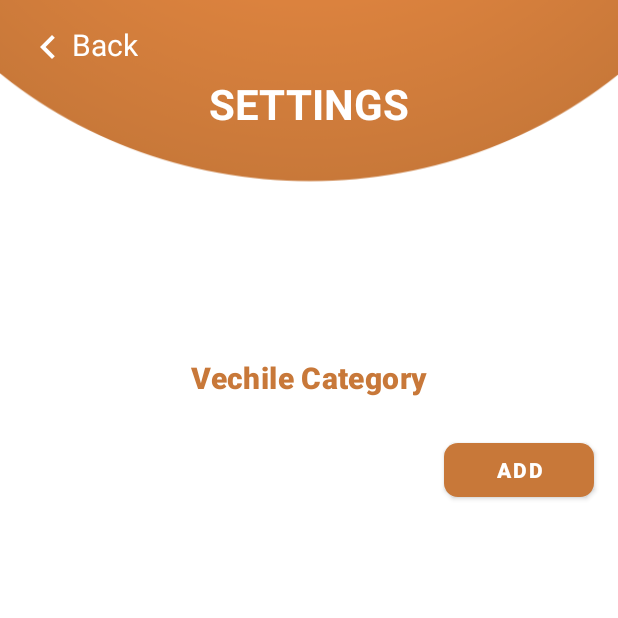
After one commit to ashar312/RapidLine, an Android app: the SettingRapidLineActivity screen opened directly, with no data from a screen before it, on a phone screen of 412 x 824 dp, the top half of it. The commit adds this screen. Run offline under Robolectric (Android 15) with nearby library versions, the phone set to English and light mode, and no system bars; our stand-ins replace Firebase (no records; nobody signed in at launch, a user with empty details on screens opened directly), data binding.

Commit message:
Finished work

```diff
--- /dev/null
+++ b/app/src/main/java/com/project/rapidline/Activities/Common/SettingRapidLineActivity.java
@@ -0,0 +1,120 @@
+package com.project.rapidline.Activities.Common;
+
+import androidx.appcompat.app.AppCompatActivity;
+import androidx.lifecycle.ViewModelProviders;
+import androidx.recyclerview.widget.DefaultItemAnimator;
+import androidx.recyclerview.widget.LinearLayoutManager;
+
+import android.app.AlertDialog;
+import android.os.Bundle;
+import android.text.TextUtils;
+import android.view.LayoutInflater;
+import android.view.View;
+import android.widget.ArrayAdapter;
+import android.widget.Button;
+import android.widget.EditText;
+import android.widget.TextView;
+import android.widget.Toast;
+
+import com.project.rapidline.Adapters.ListAdapter;
+import com.project.rapidline.Adapters.OnItemClickListener;
+import com.project.rapidline.R;
+import com.project.rapidline.databinding.ActivitySettingRapidLineBinding;
+import com.project.rapidline.viewmodel.RapidLine.RapidLineViewModel;
+
+import java.util.ArrayList;
+import java.util.List;
+
+public class SettingRapidLineActivity extends AppCompatActivity implements OnItemClickListener {
+
+    private ActivitySettingRapidLineBinding binding;
+    private RapidLineViewModel viewModel;
+    private ListAdapter listAdapter;
+    private List<String> vechileList;
+
+    @Override
+    protected void onCreate(Bundle savedInstanceState) {
+        super.onCreate(savedInstanceState);
+        binding = ActivitySettingRapidLineBinding.inflate(getLayoutInflater());
+        setContentView(binding.getRoot());
+
+        setupViews();
+        setupObservers();
+    }
+
+    private void setupViews() {
+
+        viewModel = ViewModelProviders.of(this).get(RapidLineViewModel.class);
+
+        listAdapter = new ListAdapter(this, new ArrayList<>(), this);
+        binding.vechCategoryRv.setLayoutManager(new LinearLayoutManager(this));
+        binding.vechCategoryRv.setAdapter(listAdapter);
+        binding.vechCategoryRv.setItemAnimator(new DefaultItemAnimator());
+
+        binding.addCommonBtn.setOnClickListener(v -> {
+            showVechilePopup();
+        });
+
+
+    }
+
+    private void setupObservers() {
+        viewModel.getAllVechileCategory().observe(this, strings -> {
+            vechileList = strings;
+            listAdapter.setListItems((ArrayList<String>) strings);
+        });
+
+    }
+
+
+    @Override
+    public void onItemClick(String itemId, String action) {
+        if (action.equals("delete")) {
+            viewModel.removeVechileCategory(itemId);
+        }
+    }
+
+    private boolean checkVechList(String mVech) {
+        for (String vechile : vechileList) {
+            if (vechile.equals(mVech))
+                return true;
+        }
+        return false;
+    }
+
+    private void showVechilePopup() {
+        LayoutInflater layoutInflaterAndroid = LayoutInflater.from(this);
+        View view = layoutInflaterAndroid.inflate(R.layout.popup_settings, null);
+        AlertDialog.Builder alertBuilder = new AlertDialog.Builder(this);
+        alertBuilder.setView(view);
+
+        TextView heading = view.findViewById(R.id.popup_heading);
+        EditText text = view.findViewById(R.id.popup_edit_text);
+        Button addBtn = view.findViewById(R.id.popup_btn);
+
+        heading.setText("Add Vechile Category");
+        text.setHint("Enter category");
+        addBtn.setText("Add");
+
+
+
+        alertBuilder.setCancelable(true);
+
+        AlertDialog dialog = alertBuilder.create();
+        dialog.show();
+
+        addBtn.setOnClickListener(v -> {
+            if (TextUtils.isEmpty(text.getText())) {
+                Toast.makeText(this, "Field is empty", Toast.LENGTH_SHORT).show();
+            } else if (checkVechList(text.getText().toString())) {
+                Toast.makeText(this, "Vechile already present", Toast.LENGTH_SHORT).show();
+            } else {
+                viewModel.addVechileCategory(text.getText().toString());
+                Toast.makeText(this, "Sucessfull", Toast.LENGTH_SHORT).show();
+                dialog.dismiss();
+            }
+        });
+
+    }
+
+}
--- a/app/src/main/java/com/project/rapidline/Activities/RapidLine/ViewData/RapidLineHomeActivity.java
+++ b/app/src/main/java/com/project/rapidline/Activities/RapidLine/ViewData/RapidLineHomeActivity.java
@@ -14,6 +14,7 @@ import android.widget.TextView;
 
 import com.google.android.material.navigation.NavigationView;
 import com.project.rapidline.Activities.Common.Login;
+import com.project.rapidline.Activities.Common.SettingRapidLineActivity;
 import com.project.rapidline.Activities.RapidLine.Forms.AddBiltyForm;
 import com.project.rapidline.Activities.RapidLine.Forms.FitnessTest;
 import com.project.rapidline.Activities.RapidLine.Forms.MaintainanceChartForm;
@@ -151,6 +152,9 @@ public class RapidLineHomeActivity extends AppCompatActivity implements Navigati
                 startActivity(new Intent(RapidLineHomeActivity.this, Login.class));
                 finish();
                 break;
+            case R.id.adminSettingsRapid:
+                startActivity(new Intent(RapidLineHomeActivity.this, SettingRapidLineActivity.class));
+                break;
         }
         return false;
     }
--- a/app/src/main/java/com/project/rapidline/repository/RapidLineRepository.java
+++ b/app/src/main/java/com/project/rapidline/repository/RapidLineRepository.java
@@ -209,6 +209,7 @@ public class RapidLineRepository {
     }
 
 
+
     public void addVechileFitness(String vechileNo, int fitnessPercentage, Date lastTestTaken) {
         rapidLineReference.collection(VechileTableName).document(vechileNo)
                 .update("fitnessPercentage",fitnessPercentage,"lastTestTaken",lastTestTaken);
--- a/app/src/main/java/com/project/rapidline/viewmodel/RapidLine/RapidLineViewModel.java
+++ b/app/src/main/java/com/project/rapidline/viewmodel/RapidLine/RapidLineViewModel.java
@@ -2,6 +2,7 @@ package com.project.rapidline.viewmodel.RapidLine;
 
 import android.app.Application;
 
+import com.google.firebase.firestore.FieldValue;
 import com.google.firebase.firestore.Query;
 import com.google.firebase.firestore.QueryDocumentSnapshot;
 import com.project.rapidline.Models.RapidLine.Bilty;
@@ -46,7 +47,7 @@ public class RapidLineViewModel extends AndroidViewModel {
         listAllStaff = new MutableLiveData<>();
         listAllSideKick = new MutableLiveData<>();
         listAllVechile = new MutableLiveData<>();
-        listAllBilty=new MutableLiveData<>();
+        listAllBilty = new MutableLiveData<>();
     }
 
 
@@ -255,16 +256,31 @@ public class RapidLineViewModel extends AndroidViewModel {
     public LiveData<List<String>> getAllVechileCategory() {
         MutableLiveData<List<String>> data = new MutableLiveData<>();
 
-        rapidLineRepository.getAllVechileData().get()
-                .addOnSuccessListener(documentSnapshot -> {
-                    if (documentSnapshot.exists()) {
+        rapidLineRepository.getAllVechileData()
+                .addSnapshotListener((documentSnapshot, e) -> {
+
+                    if(e!=null){
+                        return;
+                    }
+
+                    if(documentSnapshot!=null && documentSnapshot.exists()) {
                         VechileData category = documentSnapshot.toObject(VechileData.class);
                         data.postValue(category.getVechileCategory());
                     }
                 });
-
         return data;
     }
+
+    public void addVechileCategory(String vechCategory) {
+        rapidLineRepository.getAllVechileData()
+                .update("vechileCategory", FieldValue.arrayUnion(vechCategory));
+    }
+
+    public void removeVechileCategory(String vechCategory) {
+        rapidLineRepository.getAllVechileData()
+                .update("vechileCategory", FieldValue.arrayRemove(vechCategory));
+    }
+
 
     public LiveData<List<String>> getAllVechileModels() {
         MutableLiveData<List<String>> data = new MutableLiveData<>();
@@ -284,7 +300,7 @@ public class RapidLineViewModel extends AndroidViewModel {
 
 
     public void addVechileFitness(String vechileNo, int fitnessPercentage, Date lastTestTaken) {
-        rapidLineRepository.addVechileFitness(vechileNo,fitnessPercentage,lastTestTaken);
+        rapidLineRepository.addVechileFitness(vechileNo, fitnessPercentage, lastTestTaken);
     }
 
     public LiveData<MaintainanceData> getAllMaintainanceData() {
@@ -306,7 +322,7 @@ public class RapidLineViewModel extends AndroidViewModel {
 
     public LiveData<List<List<Bilty>>> getAllBilty() {
 
-        MutableLiveData<List<List<Bilty>>> data=new MutableLiveData<>();
+        MutableLiveData<List<List<Bilty>>> data = new MutableLiveData<>();
 
         //Get all bails
         saeedSonsRepository.getAllBails().orderBy("madeDateTime", Query.Direction.DESCENDING).addSnapshotListener((queryDocumentSnapshots, e) -> {
@@ -350,15 +366,15 @@ public class RapidLineViewModel extends AndroidViewModel {
                 if (e1 != null) {
                     return;
                 }
-                List<Bilty> biltyList=new ArrayList<>();
+                List<Bilty> biltyList = new ArrayList<>();
                 if (!biltySnapshots.isEmpty()) {
                     for (QueryDocumentSnapshot doc : biltySnapshots) {
-                        biltyList.add(doc.toObject(Bilty.class)) ;
+                        biltyList.add(doc.toObject(Bilty.class));
                     }
                 }
-                List<List<Bilty>> dataList=new ArrayList<>();
-                dataList.add(0,bailList);
-                dataList.add(1,biltyList);
+                List<List<Bilty>> dataList = new ArrayList<>();
+                dataList.add(0, bailList);
+                dataList.add(1, biltyList);
 
                 data.postValue(dataList);
             });
@@ -398,16 +414,17 @@ public class RapidLineViewModel extends AndroidViewModel {
         return data;
     }
 
-    public void addBilty(Bilty bilty){
+    public void addBilty(Bilty bilty) {
         rapidLineRepository.addBilty(bilty);
     }
-    public void updateBilty(Bilty bilty){
+
+    public void updateBilty(Bilty bilty) {
         rapidLineRepository.updateBilty(bilty);
     }
-    public void deleteBilty(String key){
+
+    public void deleteBilty(String key) {
         rapidLineRepository.deleteBilty(key);
     }
 
 
-
 }
--- a/app/src/main/res/layout/activity_sender_transporterform.xml
+++ b/app/src/main/res/layout/activity_sender_transporterform.xml
@@ -75,9 +75,10 @@
                 app:layout_constraintStart_toStartOf="@+id/comanyNameTxt"
                 app:layout_constraintTop_toBottomOf="@+id/comanyNameTxt" />
 
-            <Spinner
+            <AutoCompleteTextView
                 android:id="@+id/citySpinner"
-                style="@style/SpinnerField"
+                android:hint="Select City"
+                style="@style/AutocompleteFields"
                 android:layout_marginTop="24dp"
                 app:layout_constraintEnd_toEndOf="@+id/companyNum"
                 app:layout_constraintStart_toStartOf="@+id/companyNum"
--- /dev/null
+++ b/app/src/main/res/layout/activity_setting_rapid_line.xml
@@ -0,0 +1,99 @@
+<?xml version="1.0" encoding="utf-8"?>
+<layout xmlns:android="http://schemas.android.com/apk/res/android"
+    xmlns:app="http://schemas.android.com/apk/res-auto"
+    xmlns:tools="http://schemas.android.com/tools">
+
+    <data>
+
+    </data>
+
+    <androidx.constraintlayout.widget.ConstraintLayout
+        android:layout_width="match_parent"
+        android:layout_height="match_parent"
+        android:background="@drawable/normalbackground"
+        tools:context=".Activities.Common.SettingRapidLineActivity">
+
+        <ImageView
+            android:id="@+id/backBtn"
+            android:layout_width="wrap_content"
+            android:layout_height="wrap_content"
+            android:layout_marginStart="16dp"
+            android:layout_marginTop="16dp"
+            app:layout_constraintStart_toStartOf="parent"
+            app:layout_constraintTop_toTopOf="parent"
+            app:srcCompat="@drawable/ic_goback" />
+
+        <TextView
+            android:id="@+id/backText"
+            android:layout_width="wrap_content"
+            android:layout_height="wrap_content"
+            android:text="Back"
+            android:textColor="@color/white"
+            android:textSize="20sp"
+            app:layout_constraintStart_toEndOf="@+id/backBtn"
+            app:layout_constraintTop_toTopOf="@+id/backBtn" />
+
+        <TextView
+            android:id="@+id/textView9"
+            style="@style/HeaderText"
+            android:layout_width="wrap_content"
+            android:layout_height="wrap_content"
+            android:text="Settings"
+            android:textAllCaps="true"
+            app:layout_constraintEnd_toEndOf="parent"
+            app:layout_constraintStart_toStartOf="parent"
+            app:layout_constraintTop_toTopOf="parent" />
+
+        <androidx.constraintlayout.widget.Guideline
+            android:id="@+id/guideline10"
+            android:layout_width="wrap_content"
+            android:layout_height="wrap_content"
+            android:orientation="horizontal"
+            app:layout_constraintGuide_percent="0.25" />
+
+        <TextView
+            android:id="@+id/category_btn"
+            android:layout_width="wrap_content"
+            android:layout_height="wrap_content"
+            android:layout_marginTop="32dp"
+            android:background="?attr/selectableItemBackgroundBorderless"
+            android:clickable="true"
+            android:focusable="true"
+            android:text="Vechile Category"
+            android:textStyle="bold"
+            android:textAppearance="@style/TextAppearance.MaterialComponents.Headline6"
+            android:textColor="@color/Brown"
+            app:layout_constraintEnd_toEndOf="parent"
+            app:layout_constraintStart_toStartOf="parent"
+            app:layout_constraintTop_toTopOf="@+id/guideline10" />
+
+        <com.google.android.material.button.MaterialButton
+            android:id="@+id/add_common_Btn"
+            android:layout_width="100dp"
+            android:layout_height="wrap_content"
+            android:layout_marginTop="24dp"
+            android:layout_marginEnd="16dp"
+            android:text="ADD"
+            android:textColor="@color/white"
+            android:textStyle="bold"
+            app:backgroundTint="@color/Brown"
+            app:cornerRadius="9dp"
+            app:layout_constraintDimensionRatio="h,4:1"
+            app:layout_constraintEnd_toEndOf="parent"
+            app:layout_constraintTop_toBottomOf="@+id/category_btn" />
+
+        <androidx.recyclerview.widget.RecyclerView
+            android:id="@+id/vechCategoryRv"
+            android:layout_width="0dp"
+            android:layout_height="0dp"
+            android:layout_marginStart="16dp"
+            android:layout_marginEnd="16dp"
+            android:layout_marginBottom="8dp"
+            app:layout_constraintBottom_toBottomOf="parent"
+            app:layout_constraintEnd_toEndOf="parent"
+            app:layout_constraintStart_toStartOf="parent"
+            app:layout_constraintTop_toBottomOf="@+id/add_common_Btn" />
+
+
+    </androidx.constraintlayout.widget.ConstraintLayout>
+</layout>
--- a/app/src/main/res/menu/rapid_line_menu.xml
+++ b/app/src/main/res/menu/rapid_line_menu.xml
@@ -25,7 +25,7 @@
         android:title="Vechile Fitness Test" />
 
     <item
-        android:id="@+id/adminSettings"
+        android:id="@+id/adminSettingsRapid"
         android:icon="@drawable/icons8_settings_filled_100px"
         android:title="Admin Settings" />
 
```
Also changed, not shown: app/src/main/AndroidManifest.xml (+17 -10 lines), app/src/main/java/com/project/rapidline/Activities/Common/Login.java (+12 -0 lines), app/src/main/java/com/project/rapidline/Activities/RapidLine/Forms/AddBiltyForm.java (+43 -50 lines), app/src/main/java/com/project/rapidline/Activities/SaeedSons/Forms/AddBailForm.java (+60 -59 lines), app/src/main/java/com/project/rapidline/Activities/SaeedSons/Forms/SenderRecieverTransporterForm.java (+22 -32 lines), app/src/main/res/layout/activity_add_bail_form.xml (+4 -4 lines), app/src/main/res/layout/activity_add_bilty_form.xml (+6 -4 lines), app/src/main/res/values/styles.xml (+8 -0 lines).
